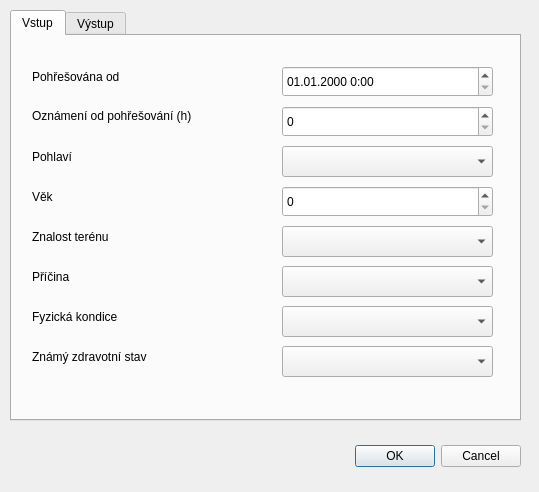
The window that ui/result.ui (ruz76/qgis_patrac) describes before a commit, drawn with Qt 5.
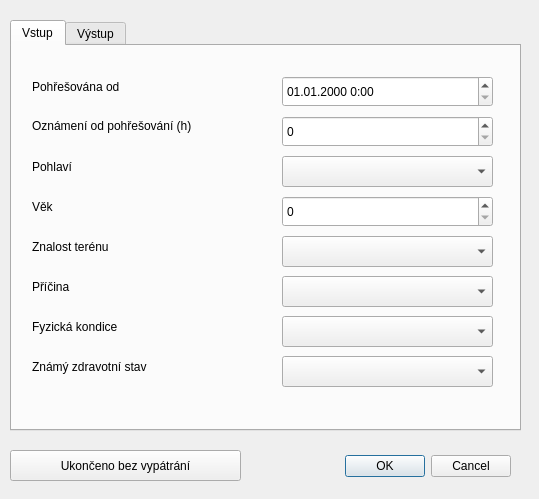
The same window after the commit.

```diff
--- a/ui/result.ui
+++ b/ui/result.ui
@@ -7,7 +7,7 @@
     <x>0</x>
     <y>0</y>
     <width>539</width>
-    <height>492</height>
+    <height>499</height>
    </rect>
   </property>
   <property name="windowTitle">
@@ -16,9 +16,9 @@
   <widget class="QDialogButtonBox" name="buttonBox">
    <property name="geometry">
     <rect>
-     <x>180</x>
-     <y>440</y>
-     <width>341</width>
+     <x>320</x>
+     <y>450</y>
+     <width>191</width>
      <height>32</height>
     </rect>
    </property>
@@ -33,7 +33,7 @@
    <property name="geometry">
     <rect>
      <x>10</x>
-     <y>10</y>
+     <y>20</y>
      <width>511</width>
      <height>411</height>
     </rect>
@@ -377,6 +377,19 @@
     </widget>
    </widget>
   </widget>
+  <widget class="QPushButton" name="pushButtonNotFound">
+   <property name="geometry">
+    <rect>
+     <x>10</x>
+     <y>450</y>
+     <width>231</width>
+     <height>31</height>
+    </rect>
+   </property>
+   <property name="text">
+    <string>Ukončeno bez vypátrání</string>
+   </property>
+  </widget>
  </widget>
  <resources/>
  <connections>
```
